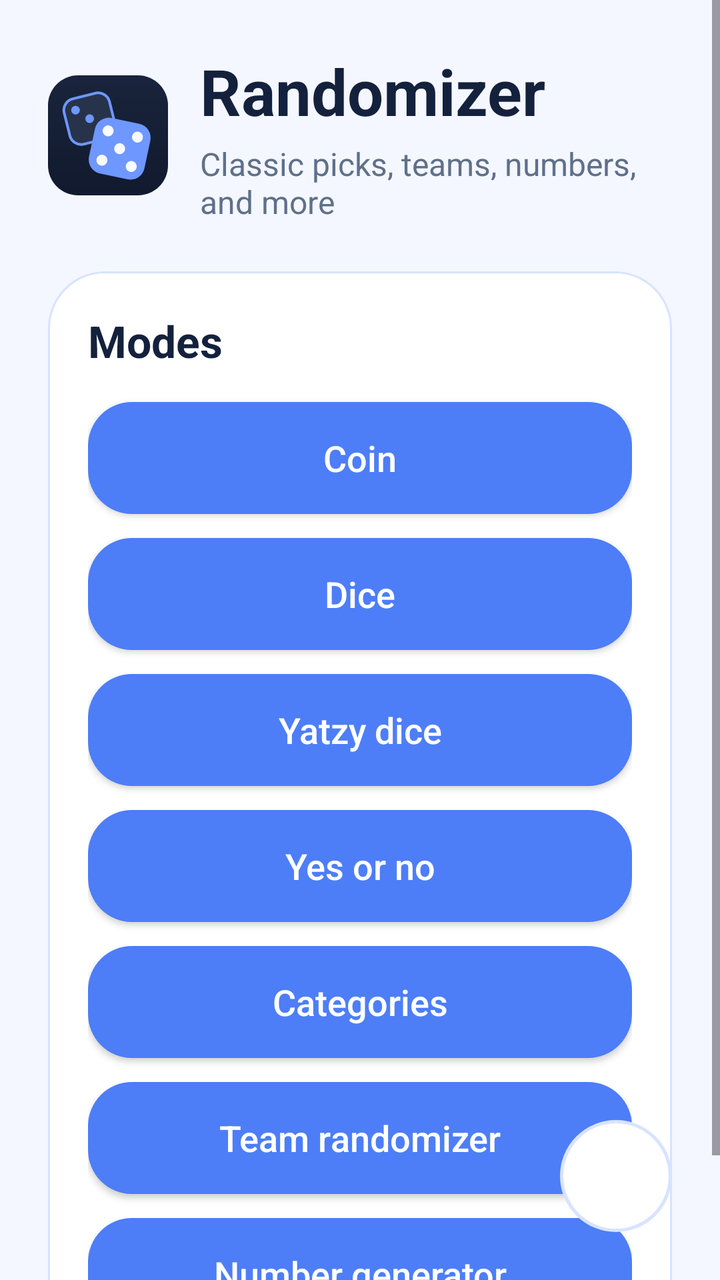
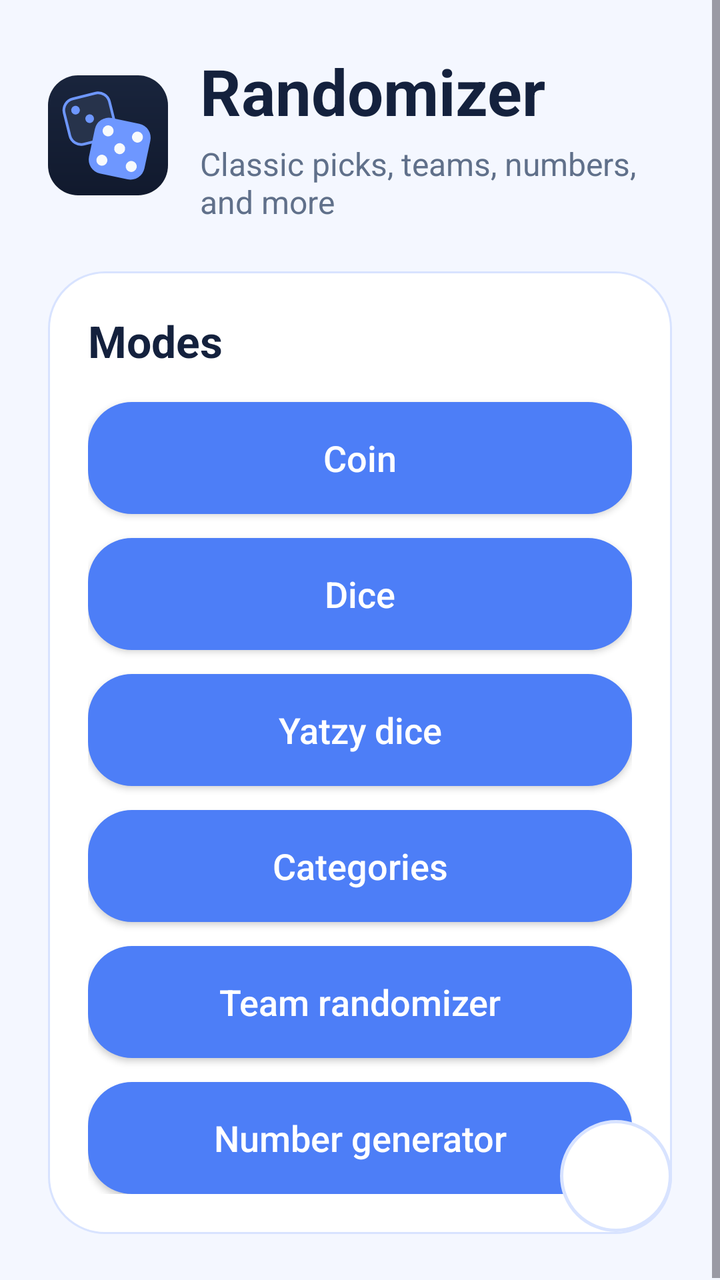

Two renders of the same Android screen: before a commit and after it. Below are the layout's source before the change and the commit's diff.
<!-- AndroidManifest.xml: application theme Theme.Randomizer -->
<!-- res/layout/activity_start_menu.xml -->
<?xml version="1.0" encoding="utf-8"?>
<FrameLayout xmlns:android="http://schemas.android.com/apk/res/android"
    xmlns:app="http://schemas.android.com/apk/res-auto"
    xmlns:tools="http://schemas.android.com/tools"
    android:layout_width="match_parent"
    android:layout_height="match_parent"
    android:background="@color/screen_background"
    tools:context=".StartMenu">

    <ScrollView
        android:layout_width="match_parent"
        android:layout_height="match_parent"
        android:fillViewport="true">

        <LinearLayout
            android:layout_width="match_parent"
            android:layout_height="wrap_content"
            android:gravity="center_vertical"
            android:orientation="vertical"
            android:padding="24dp"
            android:paddingBottom="108dp">

            <LinearLayout
                android:layout_width="match_parent"
                android:layout_height="wrap_content"
                android:gravity="center_vertical"
                android:orientation="horizontal">

                <ImageView
                    android:id="@+id/imageView"
                    android:layout_width="60dp"
                    android:layout_height="60dp"
                    android:importantForAccessibility="no"
                    android:src="@drawable/logo" />

                <LinearLayout
                    android:layout_width="0dp"
                    android:layout_height="wrap_content"
                    android:layout_marginStart="16dp"
                    android:layout_weight="1"
                    android:orientation="vertical">

                    <TextView
                        android:layout_width="wrap_content"
                        android:layout_height="wrap_content"
                        android:text="@string/app_name"
                        android:textColor="@color/text_primary"
                        android:textSize="32sp"
                        android:textStyle="bold" />

                    <TextView
                        android:layout_width="wrap_content"
                        android:layout_height="wrap_content"
                        android:layout_marginTop="4dp"
                        android:text="@string/menu_tagline"
                        android:textColor="@color/text_secondary"
                        android:textSize="16sp" />
                </LinearLayout>
            </LinearLayout>

            <LinearLayout
                android:layout_width="match_parent"
                android:layout_height="wrap_content"
                android:layout_marginTop="24dp"
                android:background="@drawable/panel_background"
                android:orientation="vertical"
                android:padding="20dp">

                <TextView
                    android:layout_width="wrap_content"
                    android:layout_height="wrap_content"
                    android:text="@string/menu_modes"
                    android:textColor="@color/text_primary"
                    android:textSize="22sp"
                    android:textStyle="bold" />

                <Button
                    style="@style/Widget.Randomizer.Button"
                    android:id="@+id/coinButton"
                    android:layout_width="match_parent"
                    android:layout_height="56dp"
                    android:layout_marginTop="16dp"
                    android:onClick="goCoin"
                    android:text="@string/mode_coin" />

                <Button
                    style="@style/Widget.Randomizer.Button"
                    android:id="@+id/diceButton"
                    android:layout_width="match_parent"
                    android:layout_height="56dp"
                    android:layout_marginTop="12dp"
                    android:onClick="goDice"
                    android:text="@string/mode_dice" />

                <Button
                    style="@style/Widget.Randomizer.Button"
                    android:id="@+id/yatzyButton"
                    android:layout_width="match_parent"
                    android:layout_height="56dp"
                    android:layout_marginTop="12dp"
                    android:onClick="goYatzy"
                    android:text="@string/mode_yatzy" />

                <Button
                    style="@style/Widget.Randomizer.Button"
                    android:id="@+id/yesNoButton"
                    android:layout_width="match_parent"
                    android:layout_height="56dp"
                    android:layout_marginTop="12dp"
                    android:onClick="goYesNo"
                    android:text="@string/mode_yes_no" />

                <Button
                    style="@style/Widget.Randomizer.Button"
                    android:id="@+id/categoriesButton"
                    android:layout_width="match_parent"
                    android:layout_height="56dp"
                    android:layout_marginTop="12dp"
                    android:onClick="goCategories"
                    android:text="@string/mode_categories" />

                <Button
                    style="@style/Widget.Randomizer.Button"
                    android:id="@+id/teamButton"
                    android:layout_width="match_parent"
                    android:layout_height="56dp"
                    android:layout_marginTop="12dp"
                    android:onClick="goTeams"
                    android:text="@string/mode_teams" />

                <Button
                    style="@style/Widget.Randomizer.Button"
                    android:id="@+id/numberButton"
                    android:layout_width="match_parent"
                    android:layout_height="56dp"
                    android:layout_marginTop="12dp"
                    android:onClick="goNumbers"
                    android:text="@string/mode_number" />
            </LinearLayout>
        </LinearLayout>
    </ScrollView>

    <ImageButton
        android:id="@+id/themeToggleButton"
        android:layout_width="56dp"
        android:layout_height="56dp"
        android:layout_gravity="bottom|end"
        android:layout_marginEnd="24dp"
        android:layout_marginBottom="24dp"
        android:background="@drawable/theme_toggle_button_background"
        android:contentDescription="@string/theme_to_dark"
        android:padding="14dp"
        android:scaleType="centerInside"
        app:tint="@color/text_primary" />

</FrameLayout>
<!-- resources referenced by this layout -->
<resources>
  <color name="screen_background">#F4F7FF</color>
  <color name="text_primary">#FF14213D</color>
  <color name="text_secondary">#FF60708A</color>
  <!-- drawable panel_background (drawable) -->
  <?xml version="1.0" encoding="utf-8"?>
  <shape xmlns:android="http://schemas.android.com/apk/res/android">
      <solid android:color="@color/surface_background" />
      <stroke android:width="1dp" android:color="@color/surface_stroke" />
      <corners android:radius="28dp" />
  </shape>
  <!-- drawable theme_toggle_button_background (drawable) -->
  <?xml version="1.0" encoding="utf-8"?>
  <shape xmlns:android="http://schemas.android.com/apk/res/android"
      android:shape="oval">
      <solid android:color="@color/surface_background" />
      <stroke
          android:width="1.5dp"
          android:color="@color/surface_stroke" />
  </shape>
  <string name="app_name">Randomizer</string>
  <string name="menu_modes">Modes</string>
  <string name="menu_tagline">Classic picks, teams, numbers, and more</string>
  <string name="mode_categories">Categories</string>
  <string name="mode_coin">Coin</string>
  <string name="mode_dice">Dice</string>
  <string name="mode_number">Number generator</string>
  <string name="mode_teams">Team randomizer</string>
  <string name="mode_yatzy">Yatzy dice</string>
  <string name="mode_yes_no">Yes or no</string>
  <string name="theme_to_dark">Switch to dark mode</string>
  <style name="Widget.Randomizer.Button" parent="">
          <item name="android:background">@drawable/button_selector</item>
          <item name="android:textAllCaps">false</item>
          <item name="android:textColor">@color/button_text</item>
          <item name="android:textSize">18sp</item>
      </style>
  <color name="surface_background">#FFFFFFFF</color>
  <color name="surface_stroke">#D8E3FF</color>
  <!-- drawable button_selector (drawable) -->
  <?xml version="1.0" encoding="utf-8"?>
  <selector xmlns:android="http://schemas.android.com/apk/res/android">
      <item android:drawable="@drawable/button_background_pressed" android:state_pressed="true" /> 
      <item android:drawable="@drawable/button_background_disabled" android:state_enabled="false" /> 
      <item android:drawable="@drawable/button_background_normal" /> 
  </selector>
  <color name="button_text">#FFFFFFFF</color>
  <color name="accent">#4D7EF7</color>
  <style name="Animation.Randomizer.Slide" parent="@android:style/Animation.Activity">
          <item name="android:activityOpenEnterAnimation">@anim/slide_in_right</item>
          <item name="android:activityOpenExitAnimation">@anim/slide_out_left</item>
          <item name="android:activityCloseEnterAnimation">@anim/slide_in_left</item>
          <item name="android:activityCloseExitAnimation">@anim/slide_out_right</item>
      </style>
  <!-- drawable button_background_pressed (drawable) -->
  <?xml version="1.0" encoding="utf-8"?>
  <shape xmlns:android="http://schemas.android.com/apk/res/android">
      <solid android:color="@color/accent_pressed" />
      <corners android:radius="22dp" />
  </shape>
  <!-- drawable button_background_disabled (drawable) -->
  <?xml version="1.0" encoding="utf-8"?>
  <shape xmlns:android="http://schemas.android.com/apk/res/android">
      <solid android:color="@color/accent_disabled" />
      <corners android:radius="22dp" />
  </shape>
  <!-- drawable button_background_normal (drawable) -->
  <?xml version="1.0" encoding="utf-8"?>
  <shape xmlns:android="http://schemas.android.com/apk/res/android">
      <solid android:color="@color/accent" />
      <corners android:radius="22dp" />
  </shape>
  <color name="accent_pressed">#3D68D7</color>
  <color name="accent_disabled">#A8BEF6</color>
  <!-- unchanged entries left out for length: 2 -->
</resources>

<!-- the commit's change to res/layout/activity_start_menu.xml (unified diff, before → after) -->
@@ -103,15 +103,6 @@
 
                 <Button
                     style="@style/Widget.Randomizer.Button"
-                    android:id="@+id/yesNoButton"
-                    android:layout_width="match_parent"
-                    android:layout_height="56dp"
-                    android:layout_marginTop="12dp"
-                    android:onClick="goYesNo"
-                    android:text="@string/mode_yes_no" />
-
-                <Button
-                    style="@style/Widget.Randomizer.Button"
                     android:id="@+id/categoriesButton"
                     android:layout_width="match_parent"
                     android:layout_height="56dp"
<!-- resource entries referenced after the edit -->
@@ -28,7 +28,6 @@
   <string name="mode_number">Number generator</string>
   <string name="mode_teams">Team randomizer</string>
   <string name="mode_yatzy">Yatzy dice</string>
-  <string name="mode_yes_no">Yes or no</string>
   <string name="theme_to_dark">Switch to dark mode</string>
   <style name="Widget.Randomizer.Button" parent="">
           <item name="android:background">@drawable/button_selector</item>
